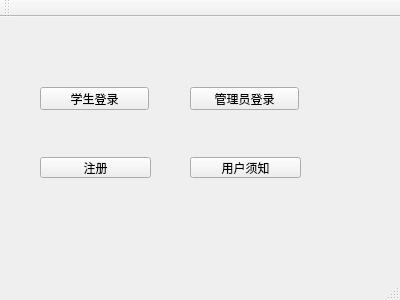
This is mainwindow.ui in Qianjx/LibrarySystem as Qt 5 draws it before an edit. The edited form follows.
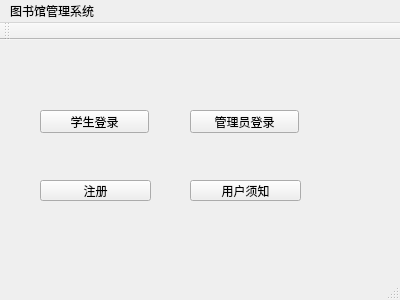
This is the edited form.

What changed in the file:
```diff
--- a/mainwindow.ui
+++ b/mainwindow.ui
@@ -76,6 +76,12 @@
      <height>21</height>
     </rect>
    </property>
+   <widget class="QMenu" name="menu">
+    <property name="title">
+     <string>图书馆管理系统</string>
+    </property>
+   </widget>
+   <addaction name="menu"/>
   </widget>
   <widget class="QToolBar" name="mainToolBar">
    <attribute name="toolBarArea">
```
